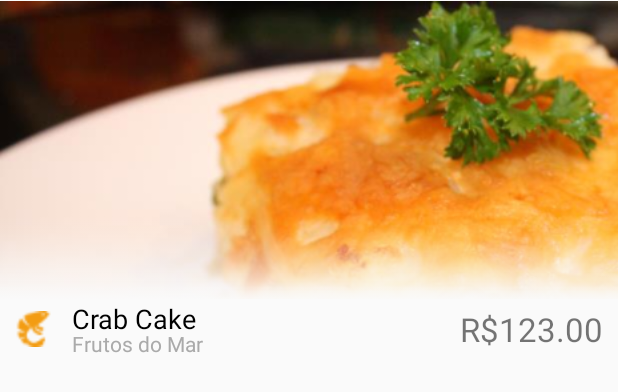
After one commit to alessandrogurgel/pedefacil, an Android app: the layout prato_main.xml on its own in the app's theme, with its tools: preview values and no code run, on a phone screen of 412 x 824 dp. The commit adds this screen. Shown: the top 392 px of the screen. Run offline under Robolectric (Android 15) with nearby library versions, the phone set to English and light mode, and no system bars.

Commit message:
tela do prato em si

```diff
--- a/YourAppIdea/build.gradle
+++ b/YourAppIdea/build.gradle
@@ -6,7 +6,7 @@ android {
 
     defaultConfig {
         applicationId "org.michenux.yourappidea"
-        minSdkVersion 11
+        minSdkVersion 14
         targetSdkVersion 22
         versionCode 210
         versionName "2.1.0"
@@ -59,6 +59,7 @@ dependencies {
     compile 'com.github.traex.rippleeffect:library:1.3'
     compile 'org.lucasr.twowayview:core:1.0.0-SNAPSHOT@aar'
     compile 'org.lucasr.twowayview:layouts:1.0.0-SNAPSHOT@aar'
+//    compile 'com.afollestad:material-dialogs:0.7.6.0'
     compile project(':library')
     compile project(':drodrolib')
 }
--- a/YourAppIdea/src/main/java/org/michenux/yourappidea/restaurante/cardapio/CardapioContentProvider.java
+++ b/YourAppIdea/src/main/java/org/michenux/yourappidea/restaurante/cardapio/CardapioContentProvider.java
@@ -30,7 +30,7 @@ public class CardapioContentProvider
         CardapioItem c5 = new CardapioItem(5, "Swizz Ham and Cheese", "pic05", "Last meal of felons in Switzerland.\n A little more descriptive text comes here to fill space.\n We charge You Rs.", 15.00, "Aperitivos");
         CardapioItem c6 = new CardapioItem(6, "Sea Food Platter", "pic06", "Freshly caught Prawns, Crabs and other shellfish marinated in a spicy tomato sauce for your rioting taste buds.", 62.20, "Frutos do Mar");
         CardapioItem c7 = new CardapioItem(7, "Deluxe Sandwich", "pic07", "2 pieces of fresh bread with slices of the finest chicken roasted with awesome oil between them.\n Eat it to experience it!", 22.00, "Sanduíches");
-        CardapioItem c8 = new CardapioItem(8, "Pepperoni Pizza", "pic08", "An Italian Delight for the palate to enjoy. Feshly baked in a traditional oven, this is something you dont want to miss.", 33.99, "Pizzas 3");
+        CardapioItem c8 = new CardapioItem(8, "Pepperoni Pizza", "pic08", "An Italian Delight for the palate to enjoy. Feshly baked in a traditional oven, this is something you dont want to miss.", 33.99, "Pizzas");
         CardapioItem c9 = new CardapioItem(9, "Chinese Meal", "pic09", "Rice, Some Balls and Veggies. \n mmm... made in china.", 18.50, "Comida Chinesa");
         CardapioItem c10 = new CardapioItem(10, "Chocolate Dosa Rolled", "pic10", "A rolled delight of culinary masterpiece that nations have gone to war for its recipe.", 14.00, "Sobremesas");
         CardapioItem c11 = new CardapioItem(11, "Allegro Pasta", "pic11", "A unique blend of a secret sauce as well as traditional pasta cooking techniques handed over from father to son over 20 generations.", 41.00, "Massas");
--- /dev/null
+++ b/YourAppIdea/src/main/res/layout/prato_main.xml
@@ -0,0 +1,102 @@
+<?xml version="1.0" encoding="utf-8"?>
+<FrameLayout xmlns:android="http://schemas.android.com/apk/res/android"
+    xmlns:app="http://schemas.android.com/apk/res-auto"
+    android:id="@+id/prato_content_frame"
+    android:layout_width="match_parent"
+    android:layout_height="match_parent"
+    android:paddingTop="0dp"
+    android:orientation="vertical">
+
+    <ScrollView
+        android:layout_width="match_parent"
+        android:layout_height="match_parent"
+        android:fillViewport="true"
+        android:orientation="vertical">
+
+        <RelativeLayout
+            android:layout_width="match_parent"
+            android:layout_height="wrap_content"
+            android:gravity="center_horizontal"
+            android:orientation="vertical"
+            android:scrollHorizontally="false"
+            android:layout_gravity="top">
+
+            <LinearLayout
+                android:id="@+id/layout_prato_header"
+                android:orientation="vertical"
+                android:layout_width="match_parent"
+                android:layout_height="wrap_content"
+                android:layout_gravity="top">
+
+                <ImageView
+                    android:id="@+id/prato_picture"
+                    android:layout_width="match_parent"
+                    android:layout_height="200dip"
+                    android:padding="0dip"
+                    android:src="@drawable/pic01"/>
+
+            </LinearLayout>
+
+            <RelativeLayout
+                android:layout_width="match_parent"
+                android:layout_height="wrap_content"
+                android:paddingRight="10dip"
+                android:paddingLeft="10dip"
+                android:layout_marginBottom="5dip"
+                android:layout_below="@+id/layout_prato_header">
+
+                <ImageView
+                    android:id="@+id/prato_category_icon"
+                    android:src="@drawable/category_prawn"
+                    android:layout_width="24dp"
+                    android:layout_height="24dp"
+                    android:layout_alignParentLeft="true"
+                    android:layout_centerInParent="true" />
+
+                <LinearLayout
+                    android:layout_width="wrap_content"
+                    android:layout_height="wrap_content"
+                    android:orientation="vertical"
+                    android:layout_toRightOf="@+id/prato_category_icon"
+                    android:layout_centerInParent="true"
+                    >
+                    <TextView
+                        android:id="@+id/prato_name"
+                        android:text="Crab Cake"
+                        android:layout_width="match_parent"
+                        android:layout_height="wrap_content"
+                        android:paddingLeft="14dip"
+                        android:textColor="#000000"
+                        android:textSize="18sp" />
+
+                    <TextView
+                        android:id="@+id/prato_category"
+                        android:layout_width="match_parent"
+                        android:layout_height="wrap_content"
+                        android:paddingLeft="14dip"
+                        android:textColor="#AAAAAA"
+                        android:textSize="14sp"
+                        android:text="Frutos do Mar"
+                        android:layout_marginTop="-5dp" />
+
+                </LinearLayout>
+
+                <TextView
+                    android:id="@+id/prato_price"
+                    android:layout_width="wrap_content"
+                    android:textSize="10pt"
+                    android:layout_height="wrap_content"
+                    android:layout_alignParentRight="true"
+                    android:layout_centerInParent="true"
+                    android:text="R$123.00"
+                    />
+
+            </RelativeLayout>
+
+        </RelativeLayout>
+
+    </ScrollView>
+
+
+
+</FrameLayout>
```
Also changed, not shown: YourAppIdea/src/main/java/org/michenux/yourappidea/home/YourAppNavigationFragment.java (+4 -6 lines), YourAppIdea/src/main/java/org/michenux/yourappidea/restaurante/cardapio/CardapioAdapter.java (+12 -5 lines), YourAppIdea/src/main/java/org/michenux/yourappidea/restaurante/prato/PratoMainFragment.java (added, +72 -0 lines), YourAppIdea/src/main/res/menu/prato_menu.xml (added, +12 -0 lines), YourAppIdea/src/main/res/values/strings_pratos.xml (added, +9 -0 lines), YourAppIdea/src/main/res/drawable-xhdpi/category_chinese.png (added), YourAppIdea/src/main/res/drawable-xhdpi/category_dessert.png (added), YourAppIdea/src/main/res/drawable-xhdpi/category_pizza.png (added), YourAppIdea/src/main/res/drawable-xhdpi/category_prawn.png (added), YourAppIdea/src/main/res/drawable-xhdpi/category_sandwich.png (added), YourAppIdea/src/main/res/drawable-xhdpi/category_spaguetti.png (added), YourAppIdea/src/main/res/drawable-xhdpi/category_steak.png (added), YourAppIdea/src/main/res/drawable-xhdpi/favorite_deselected.png (added), YourAppIdea/src/main/res/drawable-xhdpi/favorite_selected.png (added).
